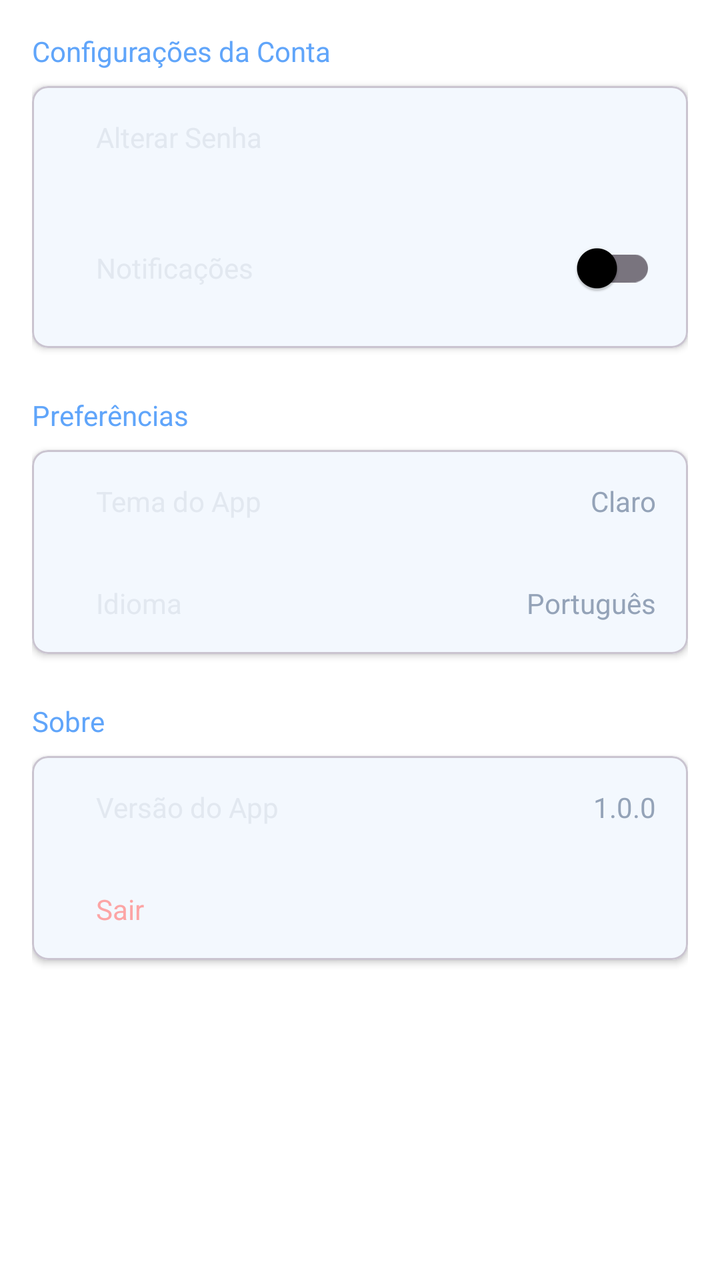
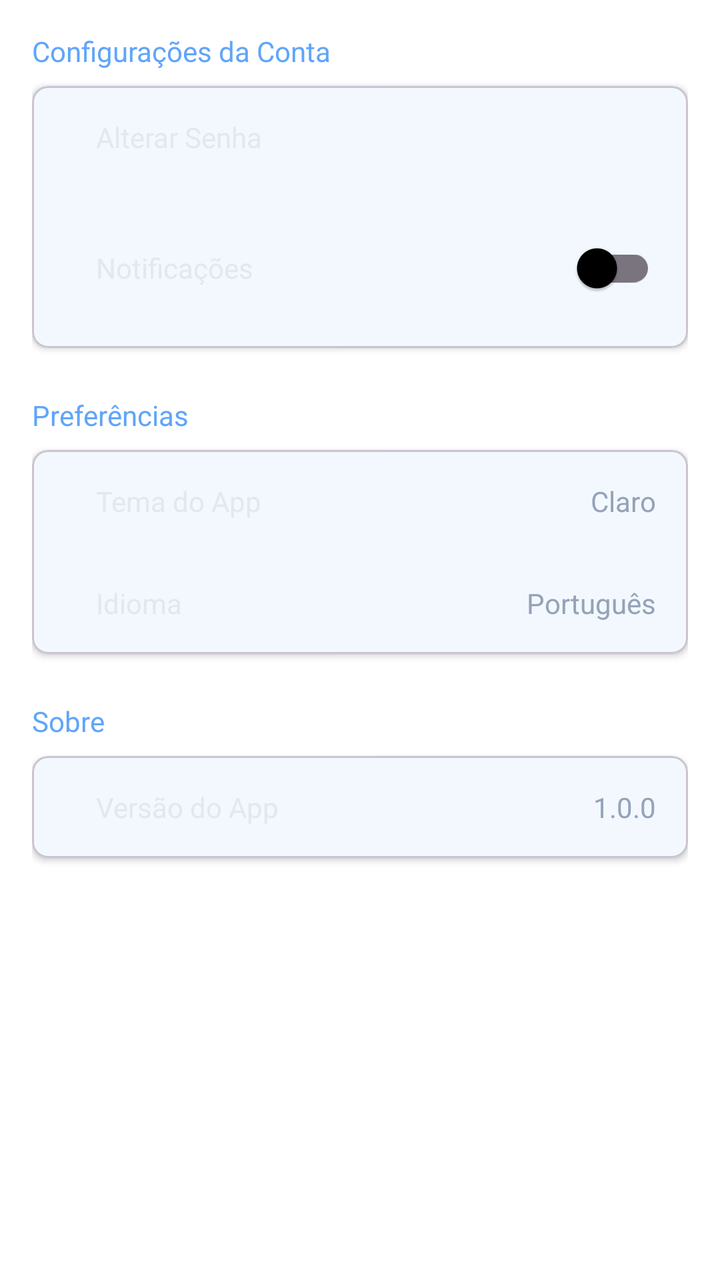

Screens rendered from an Android XML layout before and after an edit, with the pre-edit source and the edit as a unified diff.
<!-- AndroidManifest.xml: application theme Theme.AppProject05 -->
<!-- res/layout/fragment_configuracoes.xml -->
<?xml version="1.0" encoding="utf-8"?>
<ScrollView
    xmlns:android="http://schemas.android.com/apk/res/android"
    xmlns:app="http://schemas.android.com/apk/res-auto"
    android:layout_width="match_parent"
    android:layout_height="match_parent">

    <LinearLayout
        android:layout_width="match_parent"
        android:layout_height="wrap_content"
        android:orientation="vertical"
        android:padding="16dp">

        
        <TextView
            android:layout_width="wrap_content"
            android:layout_height="wrap_content"
            android:text="Configurações da Conta"
            android:textSize="14sp"
            android:textColor="@color/primary"
            android:layout_marginBottom="8dp"/>

        <com.google.android.material.card.MaterialCardView
            android:layout_width="match_parent"
            android:layout_height="wrap_content"
            android:layout_marginBottom="24dp"
            app:cardElevation="2dp"
            app:cardCornerRadius="8dp">

            <LinearLayout
                android:layout_width="match_parent"
                android:layout_height="wrap_content"
                android:orientation="vertical">

                
                <LinearLayout
                    android:id="@+id/btnAlterarSenha"
                    android:layout_width="match_parent"
                    android:layout_height="wrap_content"
                    android:orientation="horizontal"
                    android:padding="16dp"
                    android:background="?attr/selectableItemBackground"
                    android:clickable="true"
                    android:focusable="true">


                    <TextView
                        android:layout_width="0dp"
                        android:layout_height="wrap_content"
                        android:layout_weight="1"
                        android:layout_marginStart="16dp"
                        android:text="Alterar Senha"
                        android:textColor="@color/text_primary"/>


                </LinearLayout>



                
                <LinearLayout
                    android:id="@+id/btnNotificacoes"
                    android:layout_width="match_parent"
                    android:layout_height="wrap_content"
                    android:orientation="horizontal"
                    android:padding="16dp"
                    android:background="?attr/selectableItemBackground"
                    android:clickable="true"
                    android:focusable="true">

                    <TextView
                        android:layout_width="0dp"
                        android:layout_height="wrap_content"
                        android:layout_weight="1"
                        android:layout_marginStart="16dp"
                        android:text="Notificações"
                        android:textColor="@color/text_primary"/>

                    <com.google.android.material.switchmaterial.SwitchMaterial
                        android:id="@+id/switchNotificacoes"
                        android:layout_width="wrap_content"
                        android:layout_height="wrap_content"/>
                </LinearLayout>
            </LinearLayout>
        </com.google.android.material.card.MaterialCardView>

        
        <TextView
            android:layout_width="wrap_content"
            android:layout_height="wrap_content"
            android:text="Preferências"
            android:textSize="14sp"
            android:textColor="@color/primary"
            android:layout_marginBottom="8dp"/>

        <com.google.android.material.card.MaterialCardView
            android:layout_width="match_parent"
            android:layout_height="wrap_content"
            android:layout_marginBottom="24dp"
            app:cardElevation="2dp"
            app:cardCornerRadius="8dp">

            <LinearLayout
                android:layout_width="match_parent"
                android:layout_height="wrap_content"
                android:orientation="vertical">

                
                <LinearLayout
                    android:id="@+id/btnTema"
                    android:layout_width="match_parent"
                    android:layout_height="wrap_content"
                    android:orientation="horizontal"
                    android:padding="16dp"
                    android:background="?attr/selectableItemBackground"
                    android:clickable="true"
                    android:focusable="true">


                    <TextView
                        android:layout_width="0dp"
                        android:layout_height="wrap_content"
                        android:layout_weight="1"
                        android:layout_marginStart="16dp"
                        android:text="Tema do App"
                        android:textColor="@color/text_primary"/>

                    <TextView
                        android:layout_width="wrap_content"
                        android:layout_height="wrap_content"
                        android:text="Claro"
                        android:textColor="@color/text_secondary"/>
                </LinearLayout>



                
                <LinearLayout
                    android:id="@+id/btnIdioma"
                    android:layout_width="match_parent"
                    android:layout_height="wrap_content"
                    android:orientation="horizontal"
                    android:padding="16dp"
                    android:background="?attr/selectableItemBackground"
                    android:clickable="true"
                    android:focusable="true">



                    <TextView
                        android:layout_width="0dp"
                        android:layout_height="wrap_content"
                        android:layout_weight="1"
                        android:layout_marginStart="16dp"
                        android:text="Idioma"
                        android:textColor="@color/text_primary"/>

                    <TextView
                        android:layout_width="wrap_content"
                        android:layout_height="wrap_content"
                        android:text="Português"
                        android:textColor="@color/text_secondary"/>
                </LinearLayout>
            </LinearLayout>
        </com.google.android.material.card.MaterialCardView>

        
        <TextView
            android:layout_width="wrap_content"
            android:layout_height="wrap_content"
            android:text="Sobre"
            android:textSize="14sp"
            android:textColor="@color/primary"
            android:layout_marginBottom="8dp"/>

        <com.google.android.material.card.MaterialCardView
            android:layout_width="match_parent"
            android:layout_height="wrap_content"
            android:layout_marginBottom="24dp"
            app:cardElevation="2dp"
            app:cardCornerRadius="8dp">

            <LinearLayout
                android:layout_width="match_parent"
                android:layout_height="wrap_content"
                android:orientation="vertical">

                
                <LinearLayout
                    android:layout_width="match_parent"
                    android:layout_height="wrap_content"
                    android:orientation="horizontal"
                    android:padding="16dp">

                    <TextView
                        android:layout_width="0dp"
                        android:layout_height="wrap_content"
                        android:layout_weight="1"
                        android:layout_marginStart="16dp"
                        android:text="Versão do App"
                        android:textColor="@color/text_primary"/>

                    <TextView
                        android:layout_width="wrap_content"
                        android:layout_height="wrap_content"
                        android:text="1.0.0"
                        android:textColor="@color/text_secondary"/>
                </LinearLayout>

                
                <LinearLayout
                    android:id="@+id/btnSair"
                    android:layout_width="match_parent"
                    android:layout_height="wrap_content"
                    android:orientation="horizontal"
                    android:padding="16dp"
                    android:background="?attr/selectableItemBackground"
                    android:clickable="true"
                    android:focusable="true">


                    <TextView
                        android:layout_width="wrap_content"
                        android:layout_height="wrap_content"
                        android:layout_marginStart="16dp"
                        android:text="Sair"
                        android:textColor="@color/error"/>
                </LinearLayout>
            </LinearLayout>
        </com.google.android.material.card.MaterialCardView>
    </LinearLayout>
</ScrollView>
<!-- resources referenced by this layout -->
<resources>
  <color name="error">#FCA5A5</color>
  <color name="primary">#60A5FA</color>
  <color name="text_primary">#E2E8F0</color>
  <color name="text_secondary">#94A3B8</color>
  <style name="Theme.AppProject05" parent="Theme.Material3.DayNight.NoActionBar">
          
          <item name="colorPrimary">@color/primary</item>
          <item name="colorPrimaryVariant">@color/primary_dark</item>
          <item name="colorOnPrimary">@color/white</item>
  
          
          <item name="colorSecondary">@color/secondary</item>
          <item name="colorOnSecondary">@color/black</item>
  
          
          <item name="android:colorBackground">@color/white</item>
          <item name="colorSurface">@color/white</item>
          <item name="colorOnSurface">@color/black</item>
  
          
          <item name="android:statusBarColor">@color/white</item>
          <item name="android:windowLightStatusBar">true</item>
          <item name="android:navigationBarColor">@color/white</item>
  
          
          <item name="textInputStyle">@style/Widget.App.TextInputLayout</item>
      </style>
  <color name="primary_dark">#3B82F6</color>
  <color name="white">#FFFFFFFF</color>
  <color name="secondary">#93C5FD</color>
  <color name="black">#FF000000</color>
  <style name="Widget.App.TextInputLayout" parent="Widget.Material3.TextInputLayout.OutlinedBox">
          <item name="boxStrokeColor">@color/primary</item>
          <item name="hintTextColor">@color/primary</item>
          <item name="boxCornerRadiusTopStart">8dp</item>
          <item name="boxCornerRadiusTopEnd">8dp</item>
          <item name="boxCornerRadiusBottomStart">8dp</item>
          <item name="boxCornerRadiusBottomEnd">8dp</item>
      </style>
</resources>

<!-- the commit's change to res/layout/fragment_configuracoes.xml (unified diff, before → after) -->
@@ -208,24 +208,6 @@
                 </LinearLayout>
 
                 
-                <LinearLayout
-                    android:id="@+id/btnSair"
-                    android:layout_width="match_parent"
-                    android:layout_height="wrap_content"
-                    android:orientation="horizontal"
-                    android:padding="16dp"
-                    android:background="?attr/selectableItemBackground"
-                    android:clickable="true"
-                    android:focusable="true">
-
-
-                    <TextView
-                        android:layout_width="wrap_content"
-                        android:layout_height="wrap_content"
-                        android:layout_marginStart="16dp"
-                        android:text="Sair"
-                        android:textColor="@color/error"/>
-                </LinearLayout>
             </LinearLayout>
         </com.google.android.material.card.MaterialCardView>
     </LinearLayout>
<!-- resource entries referenced after the edit -->
@@ -1,6 +1,5 @@
 <!-- resources referenced by this layout -->
 <resources>
-  <color name="error">#FCA5A5</color>
   <color name="primary">#60A5FA</color>
   <color name="text_primary">#E2E8F0</color>
   <color name="text_secondary">#94A3B8</color>
